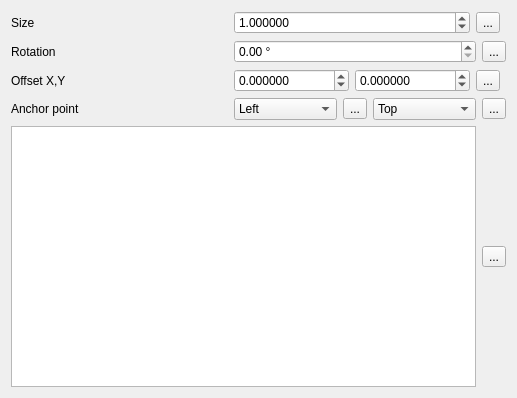
The window that src/ui/symbollayer/widget_filledmarker.ui (qgis/QGIS) describes before a commit, drawn with Qt 5.
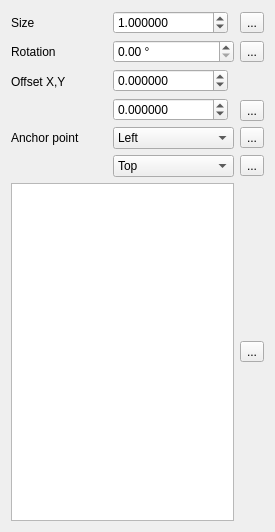
The same window after the commit. Custom widgets are drawn as their Qt base class.

Commit message:
[styledock] Better layouts for marker widgets
- Grid vs Form layouts
- Align DD buttons for better look

```diff
--- a/src/ui/symbollayer/widget_filledmarker.ui
+++ b/src/ui/symbollayer/widget_filledmarker.ui
@@ -6,18 +6,18 @@
    <rect>
     <x>0</x>
     <y>0</y>
-    <width>517</width>
-    <height>398</height>
+    <width>275</width>
+    <height>532</height>
    </rect>
   </property>
   <property name="windowTitle">
    <string>Form</string>
   </property>
   <layout class="QGridLayout" name="gridLayout">
-   <item row="5" column="0">
-    <widget class="QLabel" name="label_5">
+   <item row="0" column="0">
+    <widget class="QLabel" name="label_3">
      <property name="text">
-      <string>Offset X,Y</string>
+      <string>Size</string>
      </property>
     </widget>
    </item>
@@ -48,13 +48,6 @@
        </property>
       </widget>
      </item>
-     <item>
-      <widget class="QgsDataDefinedButton" name="mSizeDDBtn">
-       <property name="text">
-        <string>...</string>
-       </property>
-      </widget>
-     </item>
      <item>
       <widget class="QgsUnitSelectionWidget" name="mSizeUnitWidget" native="true">
        <property name="minimumSize">
@@ -70,65 +63,21 @@
      </item>
     </layout>
    </item>
-   <item row="6" column="1">
-    <layout class="QHBoxLayout" name="horizontalLayout_5">
-     <item>
-      <widget class="QComboBox" name="mHorizontalAnchorComboBox">
-       <item>
+   <item row="0" column="2">
+    <widget class="QgsDataDefinedButton" name="mSizeDDBtn">
         <property name="text">
-         <string>Left</string>
-        </property>
-       </item>
-       <item>
-        <property name="text">
-         <string>HCenter</string>
-        </property>
-       </item>
-       <item>
-        <property name="text">
-         <string>Right</string>
-        </property>
-       </item>
-      </widget>
-     </item>
-     <item>
-      <widget class="QgsDataDefinedButton" name="mHorizontalAnchorDDBtn">
-       <property name="text">
         <string>...</string>
        </property>
       </widget>
      </item>
-     <item>
-      <widget class="QComboBox" name="mVerticalAnchorComboBox">
-       <item>
+   <item row="1" column="0">
+    <widget class="QLabel" name="label_4">
         <property name="text">
-         <string>Top</string>
-        </property>
-       </item>
-       <item>
-        <property name="text">
-         <string>VCenter</string>
-        </property>
-       </item>
-       <item>
-        <property name="text">
-         <string>Bottom</string>
-        </property>
-       </item>
-      </widget>
-     </item>
-     <item>
-      <widget class="QgsDataDefinedButton" name="mVerticalAnchorDDBtn">
-       <property name="text">
-        <string>...</string>
-       </property>
-      </widget>
-     </item>
-    </layout>
-   </item>
-   <item row="4" column="1">
-    <layout class="QHBoxLayout" name="horizontalLayout_6">
-     <item>
+      <string>Rotation</string>
+     </property>
+    </widget>
+   </item>
+   <item row="1" column="1">
       <widget class="QgsDoubleSpinBox" name="spinAngle">
        <property name="suffix">
         <string> °</string>
@@ -144,39 +93,24 @@
        </property>
       </widget>
      </item>
-     <item>
+   <item row="1" column="2">
       <widget class="QgsDataDefinedButton" name="mAngleDDBtn">
        <property name="text">
         <string>...</string>
        </property>
       </widget>
      </item>
-    </layout>
+   <item row="2" column="0">
+    <widget class="QLabel" name="label_5">
+     <property name="text">
+      <string>Offset X,Y</string>
+     </property>
+    </widget>
    </item>
-   <item row="5" column="1">
+   <item row="2" column="1" rowspan="2">
     <layout class="QHBoxLayout" name="horizontalLayout">
      <item>
-      <widget class="QgsDoubleSpinBox" name="spinOffsetX">
-       <property name="sizePolicy">
-        <sizepolicy hsizetype="Minimum" vsizetype="Fixed">
-         <horstretch>1</horstretch>
-         <verstretch>0</verstretch>
-        </sizepolicy>
-       </property>
-       <property name="decimals">
-        <number>6</number>
-       </property>
-       <property name="minimum">
-        <double>-99999999.989999994635582</double>
-       </property>
-       <property name="maximum">
-        <double>99999999.989999994635582</double>
-       </property>
-       <property name="singleStep">
-        <double>0.200000000000000</double>
-       </property>
-      </widget>
-     </item>
+      <layout class="QVBoxLayout" name="verticalLayout">
      <item>
       <widget class="QgsDoubleSpinBox" name="spinOffsetY">
        <property name="sizePolicy">
@@ -200,11 +134,28 @@
       </widget>
      </item>
      <item>
-      <widget class="QgsDataDefinedButton" name="mOffsetDDBtn">
-       <property name="text">
-        <string>...</string>
-       </property>
-      </widget>
+        <widget class="QgsDoubleSpinBox" name="spinOffsetX">
+         <property name="sizePolicy">
+          <sizepolicy hsizetype="Minimum" vsizetype="Fixed">
+           <horstretch>1</horstretch>
+           <verstretch>0</verstretch>
+          </sizepolicy>
+         </property>
+         <property name="decimals">
+          <number>6</number>
+         </property>
+         <property name="minimum">
+          <double>-99999999.989999994635582</double>
+         </property>
+         <property name="maximum">
+          <double>99999999.989999994635582</double>
+         </property>
+         <property name="singleStep">
+          <double>0.200000000000000</double>
+         </property>
+        </widget>
+       </item>
+      </layout>
      </item>
      <item>
       <widget class="QgsUnitSelectionWidget" name="mOffsetUnitWidget" native="true">
@@ -221,30 +172,73 @@
      </item>
     </layout>
    </item>
-   <item row="6" column="0">
+   <item row="3" column="2">
+    <widget class="QgsDataDefinedButton" name="mOffsetDDBtn">
+     <property name="text">
+      <string>...</string>
+     </property>
+    </widget>
+   </item>
+   <item row="4" column="0">
     <widget class="QLabel" name="mAnchorPointLabel">
      <property name="text">
       <string>Anchor point</string>
      </property>
     </widget>
    </item>
-   <item row="4" column="0">
-    <widget class="QLabel" name="label_4">
+   <item row="4" column="1">
+    <widget class="QComboBox" name="mHorizontalAnchorComboBox">
+     <item>
      <property name="text">
-      <string>Rotation</string>
-     </property>
+       <string>Left</string>
+      </property>
+     </item>
+     <item>
+      <property name="text">
+       <string>HCenter</string>
+      </property>
+     </item>
+     <item>
+      <property name="text">
+       <string>Right</string>
+      </property>
+     </item>
     </widget>
    </item>
-   <item row="0" column="0">
-    <widget class="QLabel" name="label_3">
+   <item row="4" column="2">
+    <widget class="QgsDataDefinedButton" name="mHorizontalAnchorDDBtn">
      <property name="text">
-      <string>Size</string>
+      <string>...</string>
      </property>
     </widget>
    </item>
-   <item row="7" column="0" colspan="2">
-    <layout class="QHBoxLayout" name="horizontalLayout_8">
+   <item row="5" column="1">
+    <widget class="QComboBox" name="mVerticalAnchorComboBox">
      <item>
+      <property name="text">
+       <string>Top</string>
+      </property>
+     </item>
+     <item>
+      <property name="text">
+       <string>VCenter</string>
+      </property>
+     </item>
+     <item>
+      <property name="text">
+       <string>Bottom</string>
+      </property>
+     </item>
+    </widget>
+   </item>
+   <item row="5" column="2">
+    <widget class="QgsDataDefinedButton" name="mVerticalAnchorDDBtn">
+     <property name="text">
+      <string>...</string>
+     </property>
+    </widget>
+   </item>
+   <item row="6" column="0" colspan="2">
       <widget class="QListWidget" name="lstNames">
        <property name="sizePolicy">
         <sizepolicy hsizetype="Preferred" vsizetype="Expanding">
@@ -287,7 +281,7 @@
        </property>
       </widget>
      </item>
-     <item>
+   <item row="6" column="2">
       <widget class="QgsDataDefinedButton" name="mNameDDBtn">
        <property name="text">
         <string>...</string>
@@ -295,8 +289,6 @@
       </widget>
      </item>
     </layout>
-   </item>
-  </layout>
  </widget>
  <customwidgets>
   <customwidget>
```
Left out of the diff: 6 changed lines with no effect on the pictures. Lines whose indentation alone changed are shown as unchanged. The commit also changes 4 other files.
